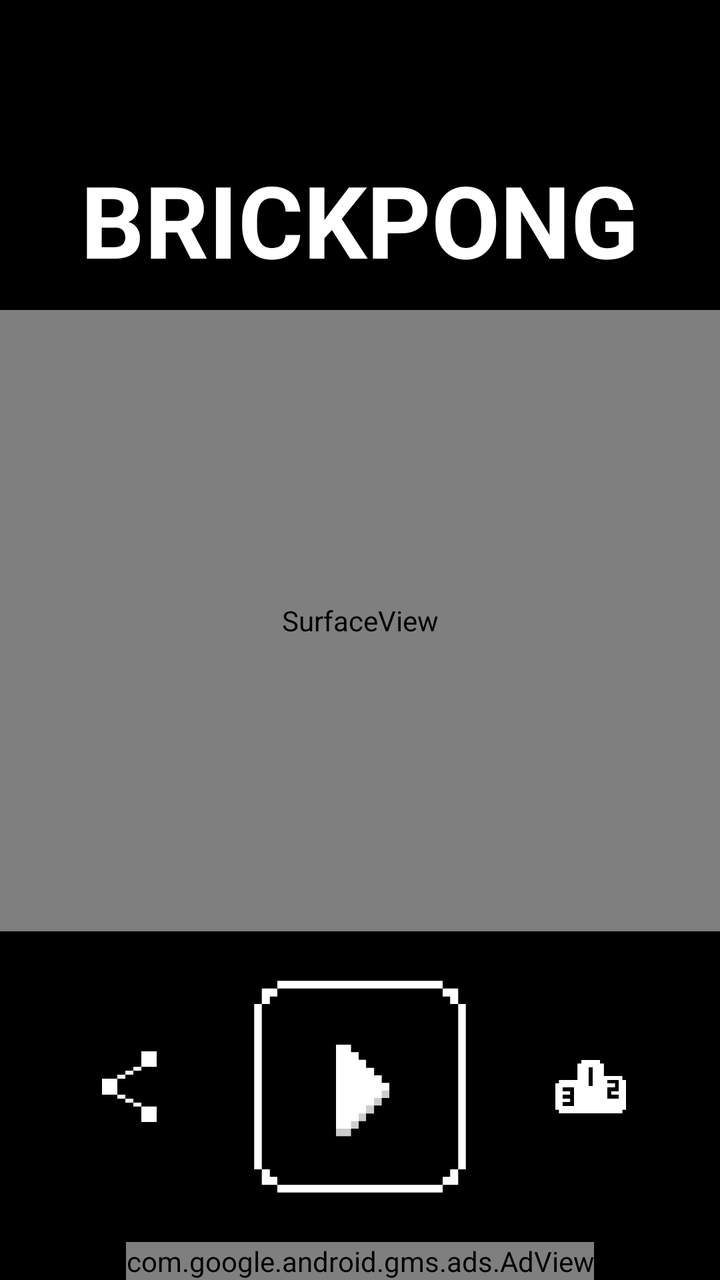
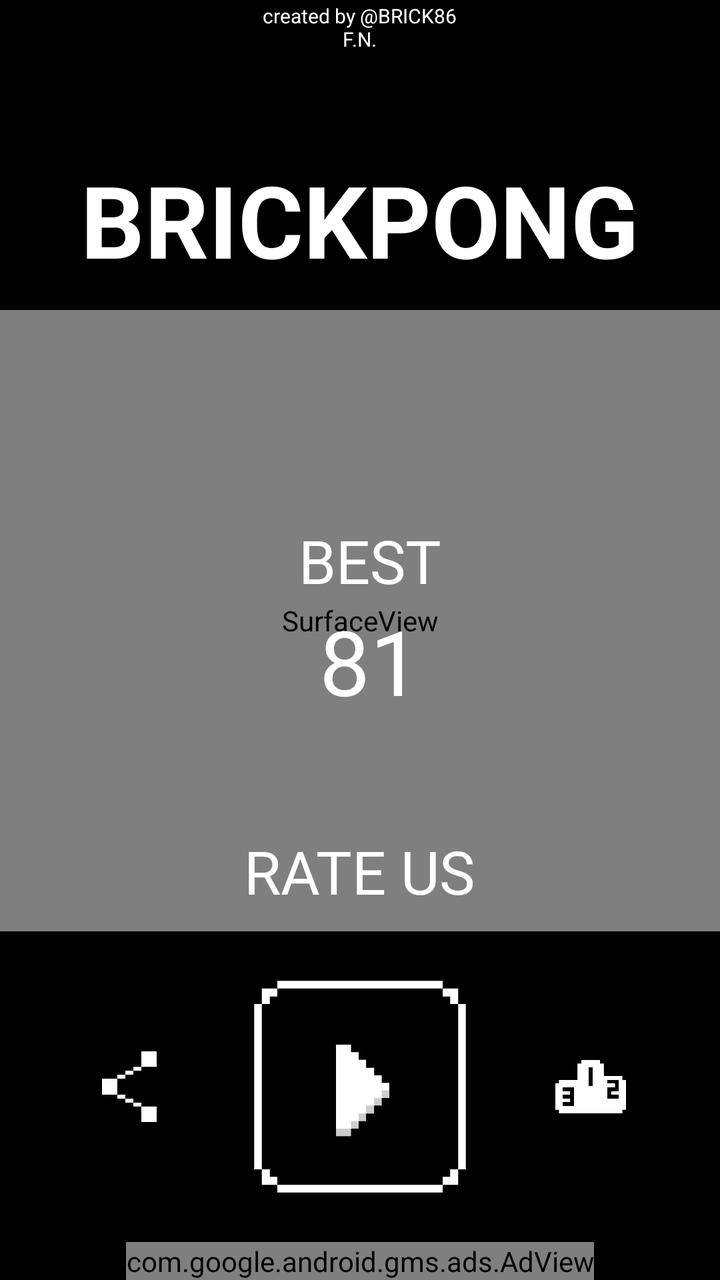

An Android layout rendered at two revisions. The XML below is the earlier revision; the diff shows what the commit changed to produce the second picture.
<!-- AndroidManifest.xml: application theme AppTheme -->
<!-- res/layout/activity_main.xml -->
<?xml version="1.0" encoding="utf-8"?>
<RelativeLayout xmlns:android="http://schemas.android.com/apk/res/android"
    xmlns:tools="http://schemas.android.com/tools"
    xmlns:ads="http://schemas.android.com/apk/res-auto"

    android:layout_width="match_parent"
    android:layout_height="match_parent"

    android:id="@+id/main_relative"
    tools:context=".MainActivity"
    android:orientation="vertical"
    android:gravity="center"
    android:background="@android:color/black">

    <RelativeLayout

        android:layout_width="match_parent"
        android:layout_height="match_parent"

        android:layout_above="@+id/adView">

        <LinearLayout
            android:layout_width="match_parent"
            android:layout_height="match_parent"
            android:orientation="vertical"
            android:gravity="center"
            android:weightSum="4">

            <RelativeLayout
                android:layout_width="match_parent"
                android:layout_height="0dp"
                android:layout_weight="1">

                <TextView
                    android:id="@+id/title"
                    android:layout_width="wrap_content"
                    android:layout_height="wrap_content"
                    android:text="@string/app_name"
                    android:textColor="@android:color/white"
                    android:textSize="50dp"
                    android:textStyle="bold"
                    android:layout_marginBottom="12dp"
                    android:layout_alignParentBottom="true"
                    android:layout_centerHorizontal="true" />

                <LinearLayout
                    android:id="@+id/btn_pause"
                    android:visibility="invisible"
                    android:layout_width="wrap_content"
                    android:layout_height="wrap_content"

                    android:layout_marginBottom="12dp"
                    android:layout_marginRight="12dp"
                    android:layout_alignParentBottom="true"
                    android:layout_alignParentRight="true"
                    android:layout_alignParentEnd="true">

                    <ImageView
                        android:layout_width="50dp"
                        android:layout_height="50dp"
                        android:src="@drawable/pause"/>

                </LinearLayout>

            </RelativeLayout>

            <RelativeLayout
                android:layout_weight="2"
                android:layout_width="match_parent"
                android:layout_height="0dp">

                <SurfaceView
                    android:id="@+id/gameView"
                    android:layout_width="match_parent"
                    android:layout_height="match_parent"/>

                <LinearLayout
                    android:id="@+id/score_layout"
                    android:layout_width="match_parent"
                    android:layout_height="wrap_content"
                    android:gravity="center"
                    android:visibility="invisible"
                    android:orientation="horizontal"
                    android:layout_centerVertical="true"
                    android:layout_alignParentLeft="true"
                    android:layout_alignParentStart="true">

                    <LinearLayout
                        android:layout_width="wrap_content"
                        android:layout_height="wrap_content"
                        android:orientation="vertical"
                        android:gravity="center"
                        android:paddingRight="10dp">

                        <TextView
                            android:id="@+id/score_label"
                            android:layout_width="wrap_content"
                            android:layout_height="wrap_content"
                            android:text="SCORE"
                            android:textSize="30dp"
                            android:textColor="@android:color/white" />

                        <TextView
                            android:id="@+id/score"
                            android:layout_width="wrap_content"
                            android:layout_height="wrap_content"
                            android:text="65"
                            android:textSize="45dp"
                            android:textColor="@android:color/white"/>

                    </LinearLayout>

                    <LinearLayout
                        android:layout_width="wrap_content"
                        android:layout_height="wrap_content"
                        android:orientation="vertical"
                        android:gravity="center"
                        android:paddingLeft="10dp">

                        <TextView
                            android:id="@+id/best_label"
                            android:layout_width="wrap_content"
                            android:layout_height="wrap_content"
                            android:text="BEST"
                            android:textSize="30dp"
                            android:textColor="@android:color/white"/>

                        <TextView
                            android:id="@+id/best"
                            android:layout_width="wrap_content"
                            android:layout_height="wrap_content"
                            android:text="81"
                            android:textSize="45dp"
                            android:textColor="@android:color/white"/>

                    </LinearLayout>

                </LinearLayout>

                

            </RelativeLayout>

            <RelativeLayout
                android:layout_width="match_parent"
                android:layout_height="0dp"
                android:layout_weight="1"
                android:padding="15dp">

                <LinearLayout
                    android:id="@+id/lyt_menu"
                    android:layout_width="match_parent"
                    android:layout_height="match_parent"
                    android:orientation="horizontal"
                    android:gravity="center"
                    android:weightSum="10">

                    <LinearLayout
                        android:id="@+id/share"
                        android:clickable="true"
                        android:layout_margin="1dp"
                        android:layout_width="0dp"
                        android:padding="14dp"
                        android:layout_weight="2"
                        android:layout_height="wrap_content"
                        android:gravity="center">

                        <ImageView
                            android:layout_width="match_parent"
                            android:layout_height="match_parent"
                            android:src="@drawable/share"/>

                    </LinearLayout>

                    <LinearLayout
                        android:layout_weight="5"
                        android:id="@+id/play"
                        android:clickable="true"

                        android:layout_margin="1dp"
                        android:layout_width="0dp"
                        android:padding="5dp"
                        android:layout_height="match_parent"
                        android:gravity="center"
                        android:orientation="horizontal">

                        <ImageView
                            android:layout_width="match_parent"
                            android:layout_height="match_parent"
                            android:src="@drawable/play_final"/>

                    </LinearLayout>

                    <LinearLayout
                        android:id="@+id/trophies"
                        android:clickable="true"
                        android:layout_margin="1dp"
                        android:padding="14dp"
                        android:layout_width="0dp"
                        android:layout_weight="2"
                        android:layout_height="wrap_content"
                        android:gravity="center">

                        <ImageView
                            android:layout_width="match_parent"
                            android:layout_height="match_parent"
                            android:src="@drawable/leatherboard"/>

                    </LinearLayout>

                </LinearLayout>

                <LinearLayout
                    android:id="@+id/lyt_game"
                    android:layout_width="match_parent"
                    android:layout_height="match_parent"
                    android:orientation="horizontal"
                    android:gravity="center"
                    android:visibility="invisible"
                    android:weightSum="5">

                    <LinearLayout
                        android:id="@+id/left_arrow"

                        android:layout_width="0dp"
                        android:layout_weight="2"
                        android:layout_height="match_parent"
                        android:gravity="center"
                        android:clickable="true"
                        android:layout_margin="1dp"
                        android:padding="10dp"
                        android:orientation="horizontal">

                        <ImageView
                            android:layout_width="match_parent"
                            android:layout_height="match_parent"
                            android:src="@drawable/arrow_left"/>

                    </LinearLayout>

                    <LinearLayout
                        android:id="@+id/right_arrow"

                        android:layout_width="0dp"
                        android:layout_weight="2"
                        android:layout_height="match_parent"
                        android:gravity="center"
                        android:layout_margin="1dp"
                        android:padding="10dp"
                        android:clickable="true"
                        android:orientation="horizontal">

                        <ImageView
                            android:layout_width="match_parent"
                            android:layout_height="match_parent"
                            android:src="@drawable/arrow_right"/>

                    </LinearLayout>

                </LinearLayout>

            </RelativeLayout>

        </LinearLayout>

    </RelativeLayout>



    <com.google.android.gms.ads.AdView
        android:id="@+id/adView"
        android:layout_centerHorizontal="true"
        android:layout_alignParentBottom="true"
        android:layout_width="wrap_content"
        android:layout_height="wrap_content"
        ads:adSize="BANNER"

        ads:adUnitId="@string/main_banner_id">
    </com.google.android.gms.ads.AdView>

</RelativeLayout>
<!-- resources referenced by this layout -->
<resources>
  <!-- drawable arrow_left: png bitmap (drawable, 8295 bytes) -->
  <!-- drawable arrow_right: png bitmap (drawable, 7467 bytes) -->
  <!-- drawable leatherboard: png bitmap (drawable, 3489 bytes) -->
  <!-- drawable pause: png bitmap (drawable, 2493 bytes) -->
  <!-- drawable play_final: png bitmap (drawable, 8595 bytes) -->
  <!-- drawable share: png bitmap (drawable, 8052 bytes) -->
  <string name="app_name">BRICKPONG</string>
  <string name="main_banner_id">ca-app-pub-4001297408363108/5270109072</string>
  <style name="AppTheme" parent="Theme.AppCompat.Light.DarkActionBar">
          
          <item name="colorPrimary">@color/colorPrimary</item>
          <item name="colorPrimaryDark">@color/colorPrimaryDark</item>
          <item name="colorAccent">@color/colorAccent</item>
      </style>
  <color name="colorPrimary">#000000</color>
  <color name="colorPrimaryDark">#000000</color>
  <color name="colorAccent">#000000</color>
</resources>

<!-- the commit's change to res/layout/activity_main.xml (unified diff, before → after) -->
@@ -18,6 +18,18 @@
         android:layout_height="match_parent"
 
         android:layout_above="@+id/adView">
+
+        <TextView
+            android:id="@+id/brick86"
+            android:layout_width="wrap_content"
+            android:layout_height="wrap_content"
+            android:text="@string/presents_string"
+            android:textSize="10dp"
+            android:layout_marginTop="1dp"
+            android:gravity="center"
+            android:textColor="@android:color/white"
+            android:layout_centerHorizontal="true"
+            android:layout_alignParentTop="true"/>
 
         <LinearLayout
             android:layout_width="match_parent"
@@ -75,6 +87,36 @@
                     android:layout_height="match_parent"/>
 
                 <LinearLayout
+                    android:id="@+id/best_lyt"
+                    android:layout_width="match_parent"
+                    android:layout_height="wrap_content"
+                    android:orientation="vertical"
+                    android:gravity="center"
+                    android:paddingLeft="10dp"
+
+                    android:layout_centerVertical="true"
+                    android:layout_alignParentLeft="true"
+                    android:layout_alignParentStart="true">
+
+                    <TextView
+                        android:id="@+id/best_label_menu"
+                        android:layout_width="wrap_content"
+                        android:layout_height="wrap_content"
+                        android:text="BEST"
+                        android:textSize="30dp"
+                        android:textColor="@android:color/white"/>
+
+                    <TextView
+                        android:id="@+id/best_menu"
+                        android:layout_width="wrap_content"
+                        android:layout_height="wrap_content"
+                        android:text="81"
+                        android:textSize="45dp"
+                        android:textColor="@android:color/white"/>
+
+                </LinearLayout>
+
+                <LinearLayout
                     android:id="@+id/score_layout"
                     android:layout_width="match_parent"
                     android:layout_height="wrap_content"
@@ -137,6 +179,32 @@
 
                 </LinearLayout>
 
+                <TextView
+                    android:id="@+id/points"
+                    android:layout_width="wrap_content"
+                    android:layout_height="wrap_content"
+                    android:textSize="50dp"
+                    android:text="50"
+                    android:textStyle="bold"
+                    android:visibility="invisible"
+                    android:textColor="@android:color/white"
+                    android:layout_centerHorizontal="true"
+                    android:layout_centerVertical="true"/>
+
+                <TextView
+                    android:id="@+id/rate_us"
+                    android:layout_width="wrap_content"
+                    android:layout_height="wrap_content"
+                    android:textSize="30dp"
+                    android:text="RATE US"
+                    android:textColor="@android:color/white"
+
+                    android:layout_alignParentBottom="true"
+                    android:layout_centerHorizontal="true"
+                    android:layout_marginBottom="10dp"/>
+
+                <include layout="@layout/tutorial_menu" ></include>
+
                 
 
             </RelativeLayout>
@@ -187,7 +255,7 @@
                         <ImageView
                             android:layout_width="match_parent"
                             android:layout_height="match_parent"
-                            android:src="@drawable/play_final"/>
+                            android:src="@drawable/play"/>
 
                     </LinearLayout>
 
@@ -279,3 +347,64 @@
     </com.google.android.gms.ads.AdView>
 
 </RelativeLayout>
+<!-- res/layout/tutorial_menu.xml (included above) -->
+<?xml version="1.0" encoding="utf-8"?>
+<LinearLayout
+    xmlns:android="http://schemas.android.com/apk/res/android"
+    android:id="@+id/tutorial"
+    android:orientation="horizontal"
+    android:weightSum="4"
+    android:layout_width="match_parent"
+    android:layout_height="match_parent"
+
+    android:gravity="center"
+    android:visibility="invisible">
+
+        <LinearLayout
+
+            android:layout_width="0dp"
+            android:layout_weight="3"
+            android:layout_height="wrap_content"
+            android:background="@android:color/white"
+            android:padding="3dp">
+
+                <LinearLayout
+                    android:layout_width="wrap_content"
+                    android:layout_height="wrap_content"
+                    android:orientation="vertical"
+                    android:gravity="center"
+                    android:background="@android:color/black"
+                    android:padding="10dp">
+
+                        <TextView
+                            android:layout_marginTop="10dp"
+                            android:id="@+id/tutorial_title"
+                            android:layout_width="wrap_content"
+                            android:layout_height="wrap_content"
+
+                            android:gravity="center"
+                            android:text="@string/tutorial_title_1"
+                            android:textColor="@android:color/white"
+                            android:textSize="30dp"
+                            android:textStyle="bold"/>
+
+                        <TextView
+                            android:id="@+id/ok"
+
+                            android:layout_marginTop="25dp"
+                            android:layout_marginBottom="10dp"
+                            android:layout_width="wrap_content"
+                            android:layout_height="wrap_content"
+                            android:gravity="center"
+                            android:text="OK"
+                            android:textSize="30dp"
+                            android:textStyle="bold"
+                            android:textColor="@android:color/white" />
+
+                </LinearLayout>
+
+        </LinearLayout>
+
+
+
+</LinearLayout>
<!-- resource entries referenced after the edit -->
@@ -4,10 +4,12 @@
   <!-- drawable arrow_right: png bitmap (drawable, 7467 bytes) -->
   <!-- drawable leatherboard: png bitmap (drawable, 3489 bytes) -->
   <!-- drawable pause: png bitmap (drawable, 2493 bytes) -->
-  <!-- drawable play_final: png bitmap (drawable, 8595 bytes) -->
+  <!-- drawable play: png bitmap (drawable, 8595 bytes) -->
   <!-- drawable share: png bitmap (drawable, 8052 bytes) -->
   <string name="app_name">BRICKPONG</string>
   <string name="main_banner_id">ca-app-pub-4001297408363108/5270109072</string>
+  <string name="presents_string">created by \u0040BRICK86\nF.N.</string>
+  <string name="tutorial_title_1">Tap the arrows to move the paddles</string>
   <style name="AppTheme" parent="Theme.AppCompat.Light.DarkActionBar">
           
           <item name="colorPrimary">@color/colorPrimary</item>
